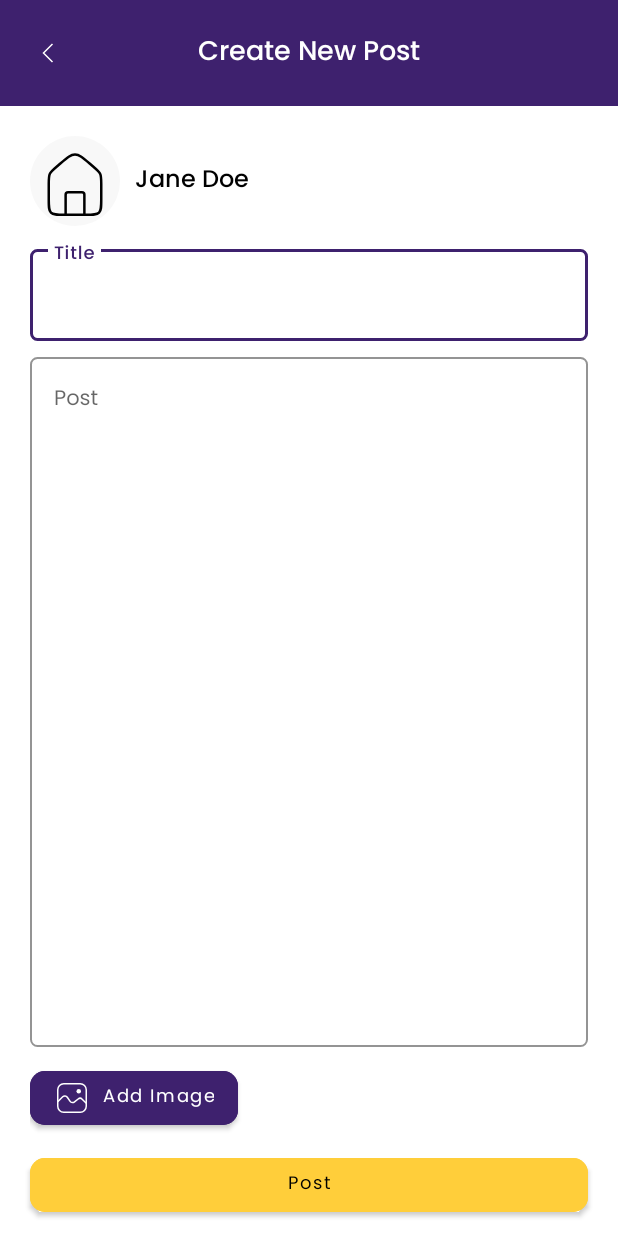
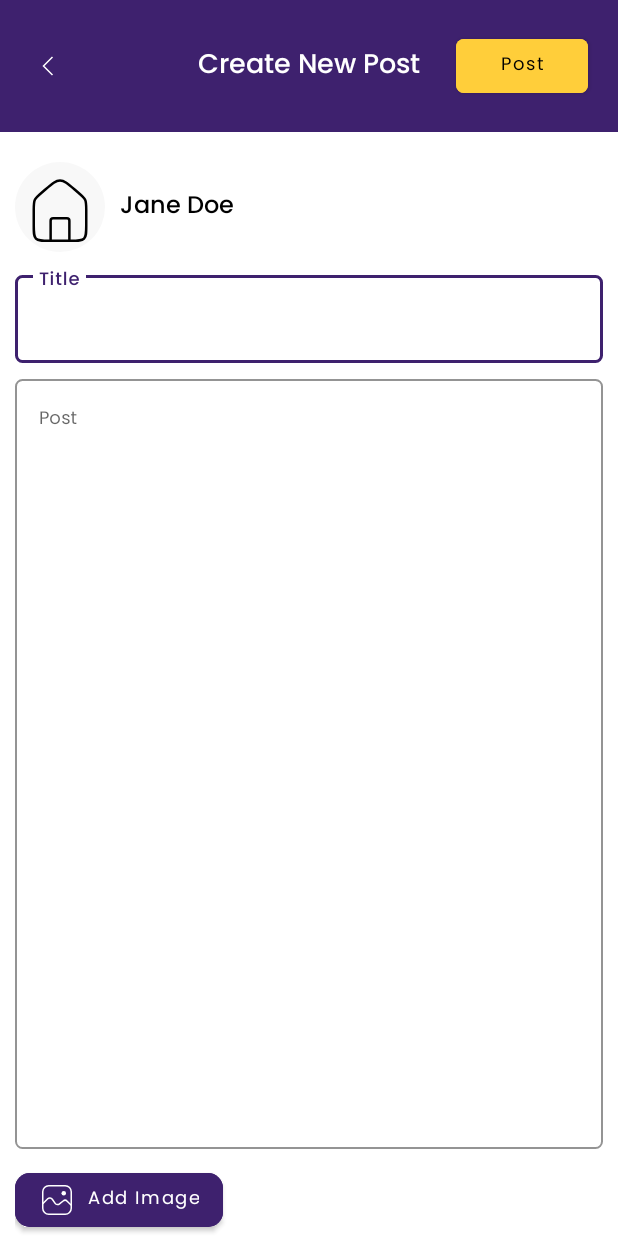
Before and after one commit to thoriqmu/Bravy, an Android app: the CreateCommunityChatActivity screen opened directly, with no data from a screen before it, after a tap on "Post", on a phone screen of 412 x 824 dp. Run offline under Robolectric (Android 15) with nearby library versions, the phone set to English and light mode, and no system bars; our stand-ins replace Dagger/Hilt's generated code, Firebase (no records; nobody signed in at launch, a user with empty details on screens opened directly).

Commit message:
Refactor: Improve community chat and UI consistency
This commit introduces the following changes:

- **Create Community Chat Activity (`activity_create_community_chat.xml`, `CreateCommunityChatActivity.kt`):**
    - Added a "Post" button to the top app bar for creating new posts.
    - Implemented a loading dialog (`dialog_loading.xml`) displayed during post creation. The loading indicator is now hidden when the posting process completes (success or failure).
    - Added a title field (`post_title`) separate from the description.
    - Title is now mandatory and limited to 50 characters.
    - Adjusted padding and margins for better spacing.
    - Set `windowSoftInputMode="adjustPan"` in `AndroidManifest.xml` for this activity to prevent the keyboard from obscuring input fields.
    - Updated `isLoading` LiveData observation to show the loading dialog. Hiding the dialog is now handled by the `postCreationStatus` observer.

- **Community Chat Item (`item_community_chat.xml`):**
    - Changed the background color of the root `LinearLayout` to `@color/background`.
    - Wrapped existing content within a new `LinearLayout` that has `paddingHorizontal="20dp"` and `selectableItemBackground`.
    - Moved the attachment image (`iv_community_chat_attachment`) to appear below the post description instead of directly after the user profile section.
    - Added `layout_marginBottom="5dp"` to the Like/Comment button container.

- **Community Chat List Fragment (`fragment_community_chat_list.xml`):**
    - Set the background color of the `RecyclerView` (`rv_community_chat`) to `#D1D1D1`.

- **Chat Fragment (`fragment_chat.xml`):**
    - Moved the community chat attachment image (`iv_community_chat_attachment`) to display below the post description, consistent with `item_community_chat.xml`.

- **Practice Activity (`activity_practice.xml`):**
    - Added `layout_marginEnd="15dp"` to the `vector_xp` and `vector_streak` `ShapeableImageViews`.
    - Removed a `Space` view that was previously next to the streak icon.

```diff
--- a/app/src/main/AndroidManifest.xml
+++ b/app/src/main/AndroidManifest.xml
@@ -38,7 +38,8 @@
             android:exported="false" />
         <activity
             android:name=".ui.view.chat.CreateCommunityChatActivity"
-            android:exported="false" />
+            android:exported="false"
+            android:windowSoftInputMode="adjustPan"/>
         <activity
             android:name=".ui.view.chat.CommunityChatActivity"
             android:exported="false" />
--- a/app/src/main/java/com/pkmk/bravy/ui/view/chat/CreateCommunityChatActivity.kt
+++ b/app/src/main/java/com/pkmk/bravy/ui/view/chat/CreateCommunityChatActivity.kt
@@ -60,16 +60,23 @@ class CreateCommunityChatActivity : AppCompatActivity() {
         }
 
         viewModel.postCreationStatus.observe(this) { result ->
+            // Sembunyikan loading saat proses selesai (baik sukses maupun gagal)
+            binding.loadingLayout.root.visibility = View.GONE
+
             result.onSuccess {
                 Toast.makeText(this, "Post created successfully!", Toast.LENGTH_SHORT).show()
-                finish() // Kembali ke halaman sebelumnya setelah berhasil
+                finish()
             }.onFailure {
                 Toast.makeText(this, "Error: ${it.message}", Toast.LENGTH_LONG).show()
             }
         }
 
+        // --- PERBARUI OBSERVER INI ---
         viewModel.isLoading.observe(this) { isLoading ->
-            // (Opsional) Tampilkan/sembunyikan progress bar
+            if (isLoading) {
+                binding.loadingLayout.root.visibility = View.VISIBLE
+            }
+            // Penanganan untuk menyembunyikan loading sudah dipindah ke observer `postCreationStatus`
         }
     }
 
@@ -89,21 +96,23 @@ class CreateCommunityChatActivity : AppCompatActivity() {
         }
 
         binding.btnCommunityChatPost.setOnClickListener {
+            val title = binding.postTitle.text.toString().trim()
             val description = binding.postDescription.text.toString().trim()
+
+            if (title.isBlank()) {
+                Toast.makeText(this, "Title cannot be empty", Toast.LENGTH_SHORT).show()
+                return@setOnClickListener
+            }
             if (description.isBlank()) {
                 Toast.makeText(this, "Post content cannot be empty", Toast.LENGTH_SHORT).show()
                 return@setOnClickListener
             }
-            // Mengambil baris pertama sebagai judul, sisanya sebagai deskripsi
-
-            val title = binding.postTitle.text.toString()
-
-            // --- BATASI PANJANG JUDUL ---
             if (title.length > 50) {
                 Toast.makeText(this, "Title cannot be more than 50 characters.", Toast.LENGTH_SHORT).show()
                 return@setOnClickListener
             }
 
+            // ViewModel akan mengubah isLoading menjadi true di sini
             viewModel.createPost(title, description, selectedImageUri)
         }
     }
--- a/app/src/main/res/layout/activity_create_community_chat.xml
+++ b/app/src/main/res/layout/activity_create_community_chat.xml
@@ -7,6 +7,14 @@
     android:layout_height="match_parent"
     android:orientation="vertical"
     tools:context=".ui.view.chat.CreateCommunityChatActivity">
+
+    <LinearLayout
+        android:id="@+id/content_layout"
+        android:layout_width="match_parent"
+        android:layout_height="match_parent"
+        android:orientation="vertical"
+        app:layout_constraintTop_toTopOf="parent"
+        app:layout_constraintBottom_toBottomOf="parent">
 
         <androidx.constraintlayout.widget.ConstraintLayout
             android:layout_width="match_parent"
@@ -37,9 +45,24 @@
                 android:textAlignment="center"
                 android:textColor="@color/onPrimary"
                 android:textSize="18sp"
+                app:layout_constraintBottom_toBottomOf="@+id/btn_community_chat_post"
+                app:layout_constraintEnd_toEndOf="parent"
+                app:layout_constraintStart_toStartOf="parent"
+                app:layout_constraintTop_toTopOf="@+id/btn_community_chat_post" />
+
+            <com.google.android.material.button.MaterialButton
+                android:id="@+id/btn_community_chat_post"
+                android:layout_width="wrap_content"
+                android:layout_height="wrap_content"
+                android:backgroundTint="@color/secondary"
+                android:text="Post"
+                android:textAllCaps="false"
+                android:textColor="@color/onSecondary"
+                android:textSize="12sp"
+                android:layout_marginEnd="20dp"
+                app:cornerRadius="5dp"
                 app:layout_constraintBottom_toBottomOf="parent"
                 app:layout_constraintEnd_toEndOf="parent"
-            app:layout_constraintStart_toStartOf="parent"
                 app:layout_constraintTop_toTopOf="parent" />
 
         </androidx.constraintlayout.widget.ConstraintLayout>
@@ -49,13 +72,13 @@
             android:layout_height="wrap_content"
             android:orientation="horizontal"
             android:gravity="center_vertical"
+            android:paddingHorizontal="10dp"
             android:layout_marginTop="20dp">
 
             <com.google.android.material.imageview.ShapeableImageView
                 android:id="@+id/iv_user_profile"
                 android:layout_width="60dp"
                 android:layout_height="60dp"
-            android:layout_marginStart="20dp"
                 android:background="@color/surface"
                 android:scaleType="centerCrop"
                 android:src="@drawable/ic_home"
@@ -65,7 +88,7 @@
                 android:id="@+id/tv_user_name"
                 android:layout_width="0dp"
                 android:layout_height="wrap_content"
-            android:layout_marginHorizontal="10dp"
+                android:layout_marginStart="10dp"
                 android:fontFamily="@font/poppins_medium"
                 android:maxLines="1"
                 android:text="@string/user_name"
@@ -81,7 +104,7 @@
             android:layout_width="match_parent"
             android:layout_height="wrap_content"
             android:layout_marginTop="10dp"
-        android:layout_marginHorizontal="20dp"
+            android:layout_marginHorizontal="10dp"
             app:boxCornerRadiusBottomEnd="5dp"
             app:boxCornerRadiusBottomStart="5dp"
             app:boxCornerRadiusTopEnd="5dp"
@@ -96,7 +119,7 @@
                 android:layout_height="wrap_content"
                 android:backgroundTint="@color/white"
                 android:fontFamily="@font/poppins_medium"
-            android:textSize="16sp"
+                android:textSize="14sp"
                 android:hint="Title"
                 android:textColorHint="@color/primary"
                 android:inputType="text"
@@ -111,7 +134,7 @@
             android:layout_width="match_parent"
             android:layout_height="0dp"
             android:layout_marginTop="5dp"
-        android:layout_marginHorizontal="20dp"
+            android:layout_marginHorizontal="10dp"
             android:layout_weight="1"
             app:boxCornerRadiusBottomEnd="5dp"
             app:boxCornerRadiusBottomStart="5dp"
@@ -127,7 +150,7 @@
                 android:layout_width="match_parent"
                 android:layout_height="match_parent"
                 android:backgroundTint="@color/white"
-            android:textSize="14sp"
+                android:textSize="12sp"
                 android:hint="Post"
                 android:textColorHint="@color/primary"
                 android:inputType="textMultiLine"
@@ -145,7 +168,7 @@
             android:layout_height="wrap_content"
             android:orientation="horizontal"
             android:layout_marginTop="10dp"
-        android:layout_marginHorizontal="20dp">
+            android:layout_marginHorizontal="10dp">
 
             <com.google.android.material.button.MaterialButton
                 android:id="@+id/btn_add_image"
@@ -185,17 +208,18 @@
             android:scaleType="centerCrop"
             android:visibility="gone"/>
 
-    <com.google.android.material.button.MaterialButton
-        android:id="@+id/btn_community_chat_post"
+    </LinearLayout>
+
+    <include
+        android:id="@+id/loading_layout"
+        layout="@layout/dialog_loading"
+        android:visibility="gone"
         android:layout_width="match_parent"
-        android:layout_height="wrap_content"
-        android:layout_marginVertical="10dp"
-        android:layout_marginHorizontal="20dp"
-        android:backgroundTint="@color/secondary"
-        android:text="Post"
-        android:textAllCaps="false"
-        android:textColor="@color/onSecondary"
-        android:textSize="12sp"
-        app:cornerRadius="10dp" />
+        android:layout_height="match_parent"
+        app:layout_constraintBottom_toBottomOf="parent"
+        app:layout_constraintEnd_toEndOf="parent"
+        app:layout_constraintStart_toStartOf="parent"
+        app:layout_constraintTop_toTopOf="parent"
+        tools:visibility="visible"/>
 
 </LinearLayout>
--- a/app/src/main/res/layout/activity_practice.xml
+++ b/app/src/main/res/layout/activity_practice.xml
@@ -93,6 +93,7 @@
                     <com.google.android.material.imageview.ShapeableImageView
                         android:layout_width="36dp"
                         android:layout_height="36dp"
+                        android:layout_marginEnd="15dp"
                         android:src="@drawable/vector_xp" />
 
                     <Space
@@ -125,11 +126,8 @@
                     <com.google.android.material.imageview.ShapeableImageView
                         android:layout_width="36dp"
                         android:layout_height="36dp"
+                        android:layout_marginEnd="15dp"
                         android:src="@drawable/vector_streak" />
-
-                    <Space
-                        android:layout_width="5dp"
-                        android:layout_height="0dp" />
 
                     <com.google.android.material.textview.MaterialTextView
                         android:id="@+id/tv_streak"
--- a/app/src/main/res/layout/fragment_community_chat_list.xml
+++ b/app/src/main/res/layout/fragment_community_chat_list.xml
@@ -9,6 +9,7 @@
         android:id="@+id/rv_community_chat"
         android:layout_width="match_parent"
         android:layout_height="match_parent"
+        android:background="#D1D1D1"
         tools:listitem="@layout/item_community_chat"/>
 
 </FrameLayout>
```
Also changed, not shown: app/src/main/res/layout/dialog_loading.xml (added, +34 -0 lines), app/src/main/res/layout/fragment_chat.xml (+8 -8 lines), app/src/main/res/layout/item_community_chat.xml (+22 -9 lines). Lines whose indentation alone changed are shown as unchanged.
